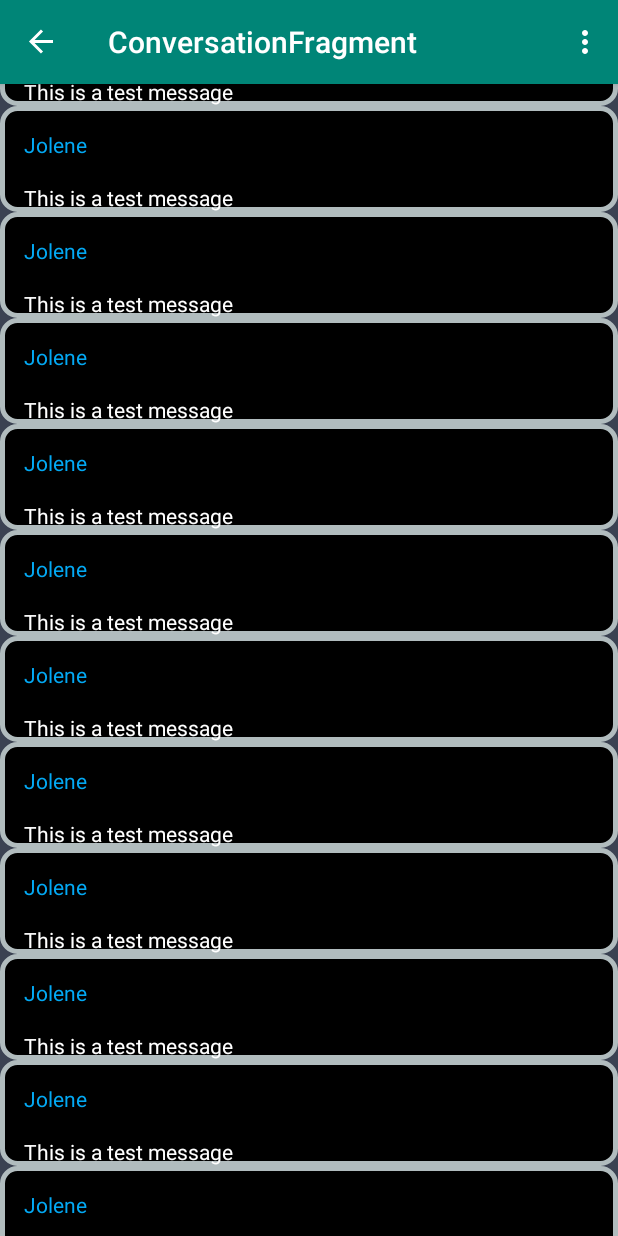
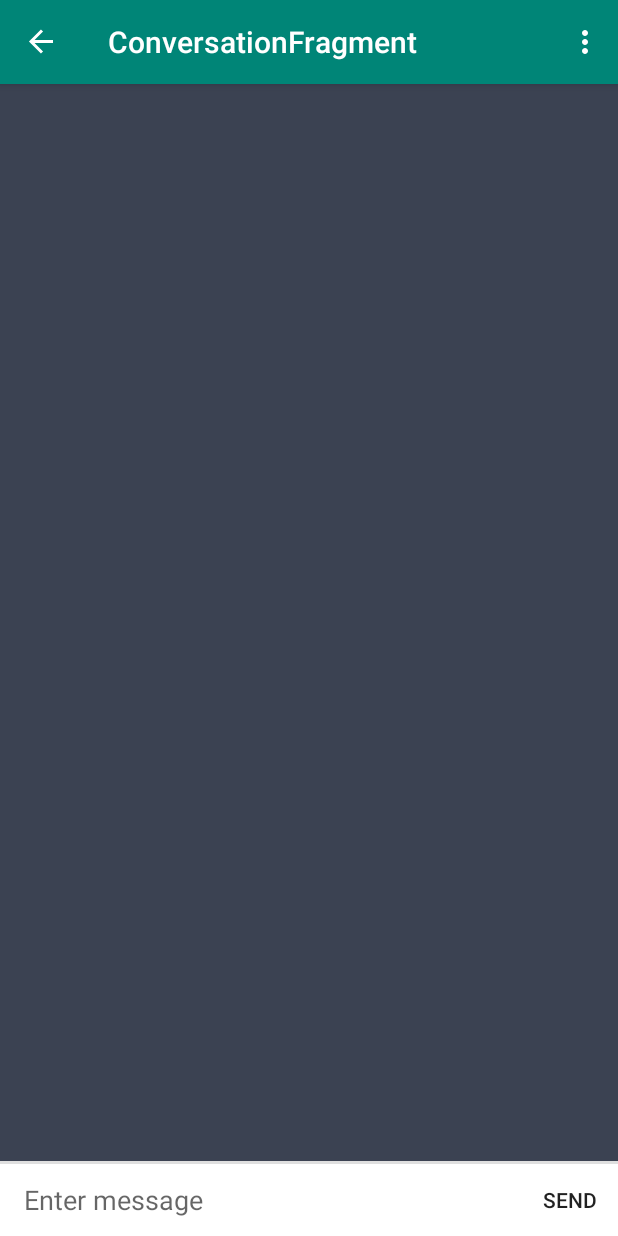
Before and after one commit to JOwens14/MobileAppsProject, an Android app: the ConversationFragment screen opened through its navigation route, on a phone screen of 412 x 824 dp. Run offline under Robolectric (Android 15) with nearby library versions, the phone set to English and light mode, and no system bars; our stand-ins replace navigation-ui.

Commit message:
conversation fragment started

```diff
--- a/app/src/main/java/MobileProject/WorkingTitle/ui/Conversations/ConversationBuilder.java
+++ b/app/src/main/java/MobileProject/WorkingTitle/ui/Conversations/ConversationBuilder.java
@@ -1,5 +1,8 @@
 package MobileProject.WorkingTitle.ui.Conversations;
 
+import android.util.Log;
+
+import java.sql.Array;
 import java.util.ArrayList;
 import java.util.HashMap;
 import java.util.List;
@@ -7,17 +10,8 @@ import java.util.Map;
 
 public class ConversationBuilder {
 
-    /**
-     * An array of sample (dummy) items.
-     */
-    public static final List<Conversation> CONVERSATIONS = new ArrayList<Conversation>();
-
-    /**
-     * A map of sample (dummy) items, by ID.
-     */
-    public static final Map<String, Conversation> CONVERSATIONS_MAP = new HashMap<String, Conversation>();
-
-    private static final int COUNT = 3;
+    private static final List<Conversation> CONVERSATIONS = new ArrayList<Conversation>();
+    private static final Map<String, Conversation> CONVERSATIONS_MAP = new HashMap<String, Conversation>();
 
 
     private static void addItem(Conversation item) {
@@ -30,11 +24,13 @@ public class ConversationBuilder {
     }
 
     public static List getConversations() {
+        //fake convos
+        String[] names = {"Luke", "Leia", "Han", "Chewy", "Bobba Fett", "R2-D2", "C3-P0"};
         // Add some sample items.
-        for (int i = 1; i <= COUNT; i++) {
-            addItem(createConversation("Jolene", "This is a test message"));
+        for (int i = 0; i < names.length; i++) {
+            addItem(createConversation(names[i], "This is a test message"));
         }
-
+        //Log.d("what", "why here");
         return CONVERSATIONS;
     }
 
--- a/app/src/main/java/MobileProject/WorkingTitle/ui/Conversations/ConversationFragment.java
+++ b/app/src/main/java/MobileProject/WorkingTitle/ui/Conversations/ConversationFragment.java
@@ -11,6 +11,8 @@ import android.view.ViewGroup;
 import android.widget.Button;
 import android.widget.TextView;
 
+import androidx.appcompat.app.ActionBar;
+import androidx.appcompat.app.AppCompatActivity;
 import androidx.fragment.app.Fragment;
 
 import java.io.Serializable;
@@ -38,8 +40,13 @@ public class ConversationFragment extends Fragment {
     @Override
     public void onViewCreated(View view, Bundle args) {
         if (getArguments() != null) {
-            Serializable blogpost = getArguments().getSerializable("Conversation");
-            Conversation post = (Conversation) blogpost;
+            Serializable convo = getArguments().getSerializable("conversation");
+            Conversation conversation = (Conversation) convo;
+
+            //sets the actionbar title to the contact name
+            AppCompatActivity activity = (AppCompatActivity) getActivity();
+            ActionBar actionBar = activity.getSupportActionBar();
+            actionBar.setTitle(conversation.getContact());
 
 //            TextView title = view.findViewById(R.id.blog_title);
 //            TextView pubDate = view.findViewById(R.id.blog_pubDate);
@@ -49,15 +56,7 @@ public class ConversationFragment extends Fragment {
 //            pubDate.setText(post.getPubDate());
 //            postText.setText(stripHtml(post.getTeaser()));
 
-//            String url = post.getUrl();
-//            Button fullPostButton = view.findViewById(R.id.button_fullPost);
-//            fullPostButton.setOnClickListener(v -> {
-//                String url1 = post.getUrl();
-//
-//                Intent i = new Intent(Intent.ACTION_VIEW);
-//                i.setData(Uri.parse(url1));
-//                startActivity(i);
-//            });
+
 
         }
     }
--- a/app/src/main/java/MobileProject/WorkingTitle/ui/Conversations/ConversationListFragment.java
+++ b/app/src/main/java/MobileProject/WorkingTitle/ui/Conversations/ConversationListFragment.java
@@ -6,16 +6,12 @@ import android.util.Log;
 import android.view.LayoutInflater;
 import android.view.View;
 import android.view.ViewGroup;
-
 import androidx.fragment.app.Fragment;
 import androidx.navigation.NavController;
 import androidx.navigation.Navigation;
 import androidx.recyclerview.widget.GridLayoutManager;
 import androidx.recyclerview.widget.LinearLayoutManager;
 import androidx.recyclerview.widget.RecyclerView;
-
-import java.util.ArrayList;
-import java.util.Arrays;
 import java.util.List;
 
 import MobileProject.WorkingTitle.R;
@@ -56,7 +52,9 @@ public class ConversationListFragment extends Fragment {
         super.onCreate(savedInstanceState);
 //        ConversationFragment args = ConversationFragment.fromBundle(getArguments());
 //        mConversations = new ArrayList<>(Arrays.asList(args.getConversations()));
+
         mConversations = ConversationBuilder.getConversations();
+
 
     }
 
@@ -66,7 +64,7 @@ public class ConversationListFragment extends Fragment {
                              Bundle savedInstanceState) {
         View view = inflater.inflate(R.layout.fragment_conversations_list, container, false);
 
-        Log.d("ARRIVAL", "hit the list layout");
+        Log.d("ARRIVAL", String.valueOf(mConversations.size()));
 
         // Set the adapter
         if (view instanceof RecyclerView) {
@@ -85,14 +83,16 @@ public class ConversationListFragment extends Fragment {
 
     private void onClick(final Conversation convo) {
         final Bundle args = new Bundle();
-
         args.putSerializable("conversation", convo);
 
         NavController nc = Navigation.findNavController(getView());
         if (nc.getCurrentDestination().getId() != R.id.nav_conversationList) {
             nc.navigateUp();
         }
-        nc.navigate(R.id.action_conversationListFragment_to_conversationFragment, args);
+        //Log.d("current location" , String.valueOf(nc.getCurrentDestination().getLabel()));
+        if(convo.getContact() != null) {
+            nc.navigate(R.id.action_nav_home_to_nav_conversation, args);
+        }
     }
 
     /**
--- a/app/src/main/res/layout/fragment_conversation.xml
+++ b/app/src/main/res/layout/fragment_conversation.xml
@@ -1,7 +1,65 @@
 <?xml version="1.0" encoding="utf-8"?>
-<LinearLayout xmlns:android="http://schemas.android.com/apk/res/android"
+<androidx.constraintlayout.widget.ConstraintLayout xmlns:android="http://schemas.android.com/apk/res/android"
+    xmlns:app="http://schemas.android.com/apk/res-auto"
+    xmlns:tools="http://schemas.android.com/tools"
     android:layout_width="match_parent"
     android:layout_height="match_parent"
+    android:background="#3B4252"
     android:orientation="vertical">
 
-</LinearLayout>
+    <ListView
+        android:id="@+id/reyclerview_message_list"
+        android:layout_width="0dp"
+        android:layout_height="0dp"
+        app:layout_constraintTop_toTopOf="parent"
+        app:layout_constraintLeft_toLeftOf="parent"
+        app:layout_constraintRight_toRightOf="parent">
+    </ListView>
+
+    <!-- A horizontal line between the chatbox and RecyclerView -->
+    <View
+        android:layout_width="0dp"
+        android:layout_height="2dp"
+        android:background="#dfdfdf"
+        android:layout_marginBottom="0dp"
+        app:layout_constraintBottom_toTopOf="@+id/layout_chatbox"
+        app:layout_constraintLeft_toLeftOf="parent"
+        app:layout_constraintRight_toRightOf="parent"/>
+
+    <LinearLayout
+        android:id="@+id/layout_chatbox"
+        android:layout_width="0dp"
+        android:layout_height="wrap_content"
+        android:orientation="horizontal"
+        android:minHeight="48dp"
+        android:background="#ffffff"
+        app:layout_constraintBottom_toBottomOf="parent"
+        app:layout_constraintRight_toRightOf="parent"
+        app:layout_constraintLeft_toLeftOf="parent">
+
+        <EditText
+            android:id="@+id/edittext_chatbox"
+            android:hint="Enter message"
+            android:background="@android:color/transparent"
+            android:layout_gravity="center"
+            android:layout_marginLeft="16dp"
+            android:layout_marginRight="16dp"
+            android:layout_width="0dp"
+            android:layout_weight="1"
+            android:layout_height="wrap_content"
+            android:maxLines="6"/>
+
+        <Button
+            android:id="@+id/button_chatbox_send"
+            android:text="SEND"
+            android:textSize="14dp"
+            android:background="?attr/selectableItemBackground"
+            android:clickable="true"
+            android:layout_width="64dp"
+            android:layout_height="48dp"
+            android:gravity="center"
+            android:layout_gravity="bottom" />
+
+    </LinearLayout>
+
+</androidx.constraintlayout.widget.ConstraintLayout>
--- a/app/src/main/res/navigation/mobile_navigation.xml
+++ b/app/src/main/res/navigation/mobile_navigation.xml
@@ -9,7 +9,11 @@
         android:id="@+id/nav_home"
         android:name="MobileProject.WorkingTitle.ui.Conversations.ConversationListFragment"
         android:label="@string/menu_home"
-        tools:layout="@layout/fragment_home" />
+        tools:layout="@layout/fragment_home" >
+        <action
+            android:id="@+id/action_nav_home_to_nav_conversation"
+            app:destination="@id/nav_conversation" />
+    </fragment>
 
     <fragment
         android:id="@+id/nav_connections"
@@ -19,11 +23,7 @@
     <fragment
         android:id="@+id/nav_conversationList"
         android:name="MobileProject.WorkingTitle.ui.Conversations.ConversationListFragment"
-        android:label="ConversationListFragment" >
-        <action
-            android:id="@+id/action_conversationListFragment_to_conversationFragment"
-            app:destination="@id/nav_conversation" />
-    </fragment>
+        android:label="ConversationListFragment" />
     <fragment
         android:id="@+id/nav_conversation"
         android:name="MobileProject.WorkingTitle.ui.Conversations.ConversationFragment"
```
Also changed, not shown: app/src/main/java/MobileProject/WorkingTitle/HomeActivity.java (+4 -7 lines).
